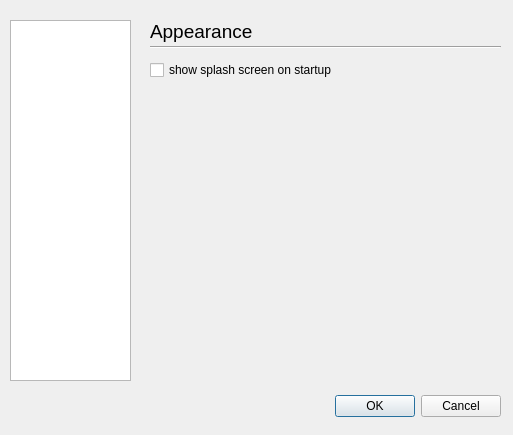
Before: the Qt Designer form juicer/src/qajoptionsdialogbase.ui in applejuicenetz/gui-juicer, drawn with Qt 5.
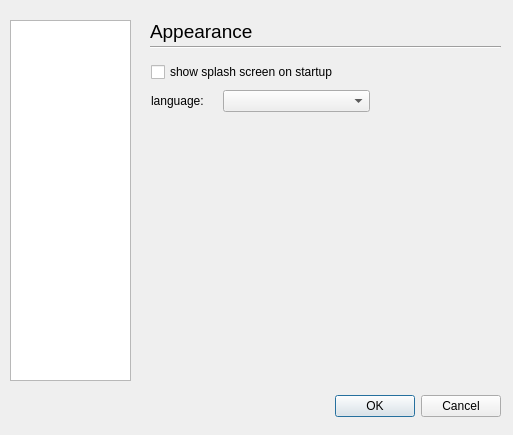
After: the same form once the commit is applied. The open tabs and pages were chosen to show the change.

Commit message: added language combo box to the options dialog

Patch:
```diff
--- a/juicer/src/qajoptionsdialogbase.ui
+++ b/juicer/src/qajoptionsdialogbase.ui
@@ -413,19 +413,6 @@
     </widget>
    </widget>
    <widget class="QWidget" name="Appearance" >
-    <widget class="QCheckBox" name="showSplash" >
-     <property name="geometry" >
-      <rect>
-       <x>10</x>
-       <y>50</y>
-       <width>217</width>
-       <height>22</height>
-      </rect>
-     </property>
-     <property name="text" >
-      <string>show splash screen on startup</string>
-     </property>
-    </widget>
     <widget class="QLabel" name="label_26" >
      <property name="geometry" >
       <rect>
@@ -457,6 +444,57 @@
       <enum>Qt::Horizontal</enum>
      </property>
     </widget>
+    <widget class="QWidget" name="" >
+     <property name="geometry" >
+      <rect>
+       <x>11</x>
+       <y>51</y>
+       <width>219</width>
+       <height>54</height>
+      </rect>
+     </property>
+     <layout class="QVBoxLayout" >
+      <property name="margin" >
+       <number>0</number>
+      </property>
+      <property name="spacing" >
+       <number>6</number>
+      </property>
+      <item>
+       <widget class="QCheckBox" name="showSplash" >
+        <property name="text" >
+         <string>show splash screen on startup</string>
+        </property>
+       </widget>
+      </item>
+      <item>
+       <layout class="QHBoxLayout" >
+        <property name="margin" >
+         <number>0</number>
+        </property>
+        <property name="spacing" >
+         <number>6</number>
+        </property>
+        <item>
+         <widget class="QLabel" name="label_30" >
+          <property name="maximumSize" >
+           <size>
+            <width>66</width>
+            <height>16777215</height>
+           </size>
+          </property>
+          <property name="text" >
+           <string>language:</string>
+          </property>
+         </widget>
+        </item>
+        <item>
+         <widget class="QComboBox" name="languageComboBox" />
+        </item>
+       </layout>
+      </item>
+     </layout>
+    </widget>
    </widget>
    <widget class="QWidget" name="Behaviour" >
     <widget class="QLabel" name="label_27" >
```
Left out of the diff: 34 changed lines with no effect on the pictures. The commit also changes 8 other files.
